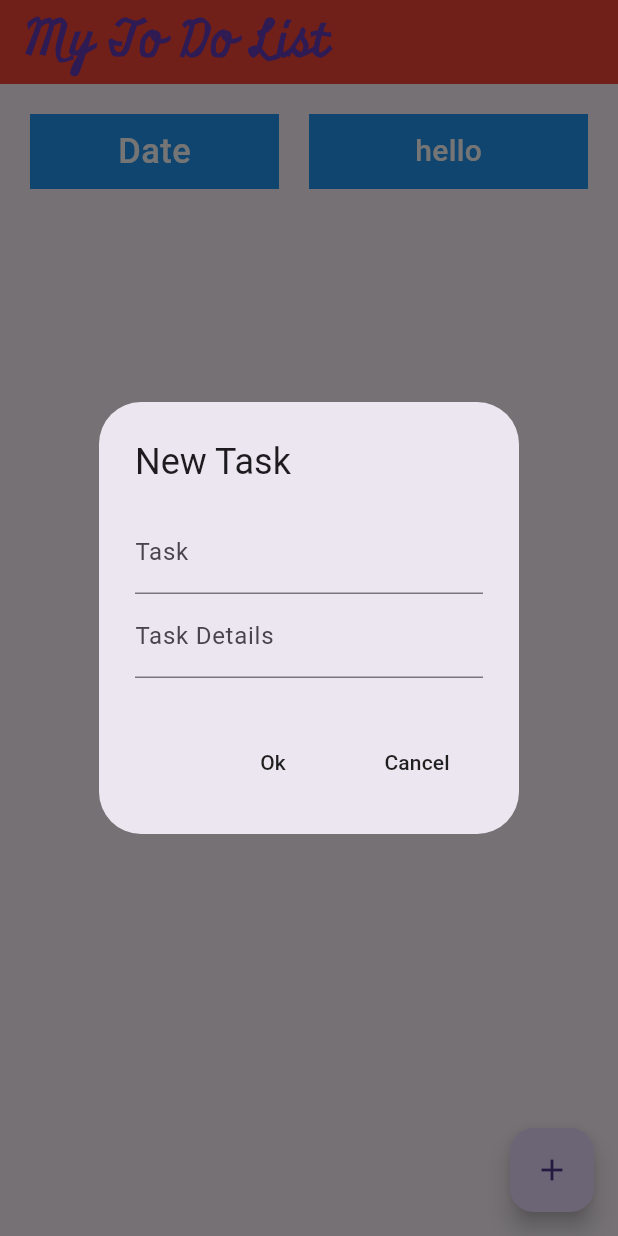
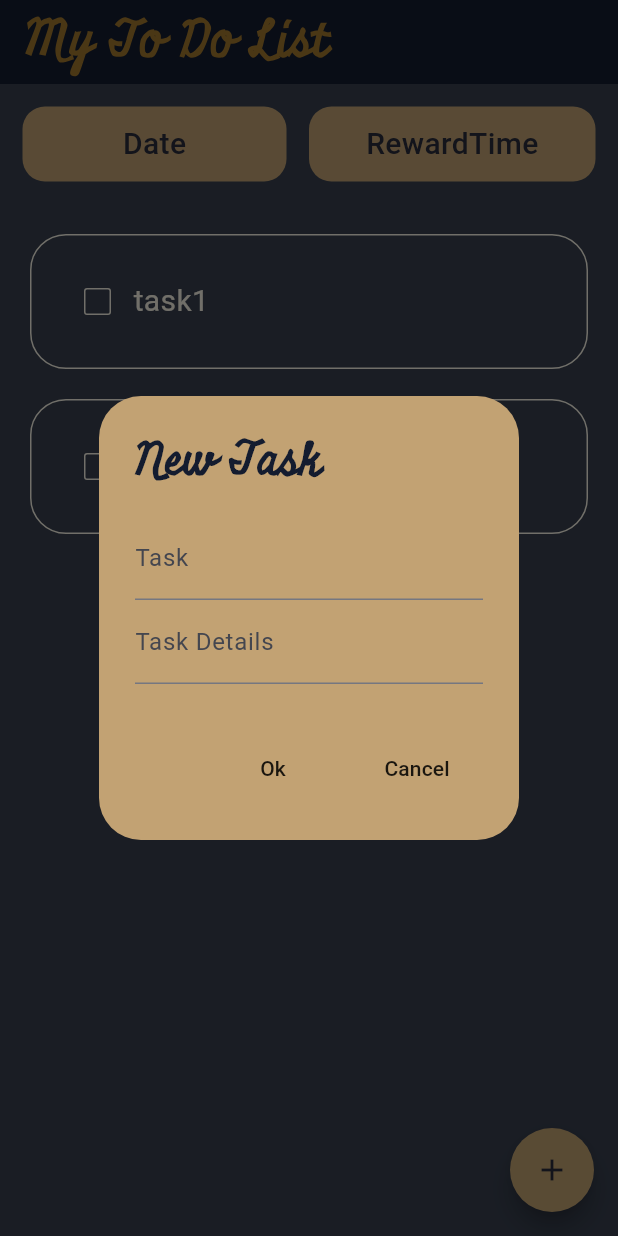
Before and after one commit to MDGSpace-SOC-D-2025/Polaris, a Flutter app: the screen it shows after launch, after a tap on the "add" icon, on a phone screen of 412 x 824 dp. Run offline on Flutter 3.47's test engine with Material 3 defaults, Android fonts, the phone set to English and light mode, and no system bars; Roboto replaces fonts that are missing (AverialLibre).

Commit message:
updated code

```diff
--- a/App Dev Project/polaris/lib/main.dart
+++ b/App Dev Project/polaris/lib/main.dart
@@ -11,6 +11,13 @@ class MyApp extends StatelessWidget {
   // This widget is the root of your application.
   @override
   Widget build(BuildContext context) {
-    return const MaterialApp(debugShowCheckedModeBanner: false, home: Task());
+    return MaterialApp(
+      debugShowCheckedModeBanner: false,
+      theme: ThemeData(
+        fontFamily: "AverialLibre",
+        colorScheme: ColorScheme.fromSeed(seedColor: Color(0xFF141C2F)),
+      ),
+      home: Task(),
+    );
   }
 }
--- a/App Dev Project/polaris/lib/pages/task_home.dart
+++ b/App Dev Project/polaris/lib/pages/task_home.dart
@@ -1,22 +1,53 @@
 import 'package:flutter/material.dart';
 import 'package:polaris/pages/todo.dart';
 
-class Task extends StatelessWidget {
+class Task extends StatefulWidget {
   const Task({super.key});
 
-  //addNewTask method
+  @override
+  State<Task> createState() => _TaskState();
+}
+
+class _TaskState extends State<Task> {
+  //to do list LIST
+  List todoList = ["task1", "task2"];
+
+  final _todoTask = TextEditingController();
+
+  //addNewTask dialog box
   void addNewTask(BuildContext context) {
     showDialog(
       context: context,
       builder: (context) {
         return AlertDialog(
-          title: Text("New Task"),
+          backgroundColor: Color(0xFFC2A273),
+          title: Text(
+            "New Task",
+            style: TextStyle(
+              fontFamily: "Miniver",
+              fontSize: 30,
+              fontWeight: FontWeight.bold,
+              color: Color(0xFF141C2F),
+            ),
+          ),
 
-          content: Container(
+          content: SizedBox(
             height: 120,
             child: Column(
               children: [
-                TextField(decoration: InputDecoration(label: Text("Task"))),
+                TextField(
+                  decoration: InputDecoration(
+                    label: Text(
+                      "Task",
+                      // style: TextStyle(
+                      //   fontFamily: "AverialLibre",
+                      //   fontSize: 17,
+                      //   decorationColor: Color(0xFF141C2F),
+                      // ),
+                    ),
+                  ),
+                  controller: _todoTask,
+                ),
                 TextField(
                   decoration: InputDecoration(label: Text("Task Details")),
                 ),
@@ -25,7 +56,14 @@ class Task extends StatelessWidget {
           ),
 
           actions: [
-            MaterialButton(onPressed: () {}, child: Text("Ok")),
+            MaterialButton(
+              onPressed: () {
+                todoList.add(_todoTask.text);
+                Navigator.pop(context);
+                _todoTask.clear();
+              },
+              child: Text("Ok"),
+            ),
 
             MaterialButton(
               onPressed: () {
@@ -39,41 +77,93 @@ class Task extends StatelessWidget {
     );
   }
 
+  //home page
   @override
   Widget build(BuildContext context) {
     return Scaffold(
+      backgroundColor: Color(0xFF38404F),
       appBar: AppBar(
-        backgroundColor: Colors.red,
+        backgroundColor: Color(0xFF141C2F),
         title: Text(
           "My To Do List",
           style: TextStyle(
             fontFamily: "Miniver",
             fontSize: 32,
             fontWeight: FontWeight.bold,
-            color: Colors.deepPurple,
+            color: Color(0xFFA1772D),
           ),
         ),
       ),
 
-      body: Row(
+      // body: Row(
+      //   mainAxisAlignment: MainAxisAlignment.spaceEvenly,
+      //   children: [
+      //     Expanded(
+      //       child: Container(
+      //         height: 50,
+      //         margin: const EdgeInsets.all(15.0),
+      //         decoration: BoxDecoration(
+      //           borderRadius: BorderRadius.circular(15),
+      //           color: Color(0xFFC2A273),
+      //         ),
+      //         child: Center(
+      //           child: Text(
+      //             "Date",
+      //             style: TextStyle(
+      //               fontFamily: "AverialLibre",
+      //               fontSize: 20,
+      //               fontWeight: FontWeight.w500,
+      //               color: Color(0xFF292B3A),
+      //             ),
+      //           ),
+      //         ),
+      //       ),
+      //     ),
+
+      //     Expanded(
+      //       child: Container(
+      //         height: 50,
+      //         margin: const EdgeInsets.only(right: 15, top: 15, bottom: 15),
+      //         decoration: BoxDecoration(
+      //           borderRadius: BorderRadius.circular(15),
+      //           color: Color(0xFFC2A273),
+      //         ),
+      //         child: Center(
+      //           child: Text(
+      //             "RewardTime",
+      //             style: TextStyle(
+      //               fontFamily: "AverialLibre",
+      //               fontSize: 20,
+      //               fontWeight: FontWeight.w500,
+      //               color: Color(0xFF292B3A),
+      //             ),
+      //           ),
+      //         ),
+      //       ),
+      //     ),
+      //   ],
+      // ),
+      body: Column(
+        children: [
+          Row(
             mainAxisAlignment: MainAxisAlignment.spaceEvenly,
             children: [
               Expanded(
                 child: Container(
                   height: 50,
-              color: Colors.blue,
-              margin: const EdgeInsets.all(20.0),
-              // decoration: BoxDecoration(
-              //   borderRadius: BorderRadius.circular(24),
-              // ),
+                  margin: const EdgeInsets.all(15.0),
+                  decoration: BoxDecoration(
+                    borderRadius: BorderRadius.circular(15),
+                    color: Color(0xFFC2A273),
+                  ),
                   child: Center(
                     child: Text(
                       "Date",
                       style: TextStyle(
                         fontFamily: "AverialLibre",
-                    fontSize: 23,
+                        fontSize: 20,
                         fontWeight: FontWeight.w500,
-                    color: Colors.white,
+                        color: Color(0xFF292B3A),
                       ),
                     ),
                   ),
@@ -83,16 +173,19 @@ class Task extends StatelessWidget {
               Expanded(
                 child: Container(
                   height: 50,
-              color: Colors.blue,
-              margin: const EdgeInsets.only(right: 20, top: 20, bottom: 20),
+                  margin: const EdgeInsets.only(right: 15, top: 15, bottom: 15),
+                  decoration: BoxDecoration(
+                    borderRadius: BorderRadius.circular(15),
+                    color: Color(0xFFC2A273),
+                  ),
                   child: Center(
                     child: Text(
-                  "hello",
+                      "RewardTime",
                       style: TextStyle(
                         fontFamily: "AverialLibre",
                         fontSize: 20,
                         fontWeight: FontWeight.w500,
-                    color: Colors.white,
+                        color: Color(0xFF292B3A),
                       ),
                     ),
                   ),
@@ -101,10 +194,23 @@ class Task extends StatelessWidget {
             ],
           ),
 
+          Expanded(
+            child: ListView.builder(
+              itemCount: todoList.length,
+              itemBuilder: (context, index) {
+                return ToDoList(taskName: todoList[index]);
+              },
+            ),
+          ),
+        ],
+      ),
+
       //body: ListView(children: [ToDoList(taskName: "task1")]),
       floatingActionButton: FloatingActionButton(
+        shape: CircleBorder(),
+        backgroundColor: Color(0xFFC3A372),
         onPressed: () => addNewTask(context),
-        child: Icon(Icons.add),
+        child: Icon(Icons.add, color: Color(0xFF292B3A)),
       ),
     );
   }
--- a/App Dev Project/polaris/lib/pages/todo.dart
+++ b/App Dev Project/polaris/lib/pages/todo.dart
@@ -10,32 +10,34 @@ class ToDoList extends StatelessWidget {
   @override
   Widget build(BuildContext context) {
     return Container(
-      margin: EdgeInsets.all(20),
+      margin: EdgeInsets.only(top: 20, left: 20, right: 20),
       padding: EdgeInsets.all(20),
       decoration: BoxDecoration(
-        color: Colors.green,
+        //color: Colors.green,
         borderRadius: BorderRadius.circular(24),
+        border: Border.all(color: Color(0xFFF6F2E5)),
       ),
       child: Row(
         children: [
-          Text(
-            "do homework",
-            style: TextStyle(
-              fontFamily: "AverialLibre",
-              fontSize: 20,
-              fontWeight: FontWeight.normal,
-              color: Colors.white,
-            ),
-          ),
-
           Checkbox(
             value: taskDone,
+            side: BorderSide(color: Color(0xFFF6F2E5)),
             activeColor: Colors.amber,
             onChanged: (bool? newValue) {
               setState(() {
                 taskDone = newValue!;
               });
             },
+          ),
+
+          Text(
+            taskName,
+            style: TextStyle(
+              fontFamily: "AverialLibre",
+              fontSize: 20,
+              fontWeight: FontWeight.normal,
+              color: Color(0xFFF6F2E5),
+            ),
           ),
         ],
       ),
```
Lines whose indentation alone changed are shown as unchanged.
